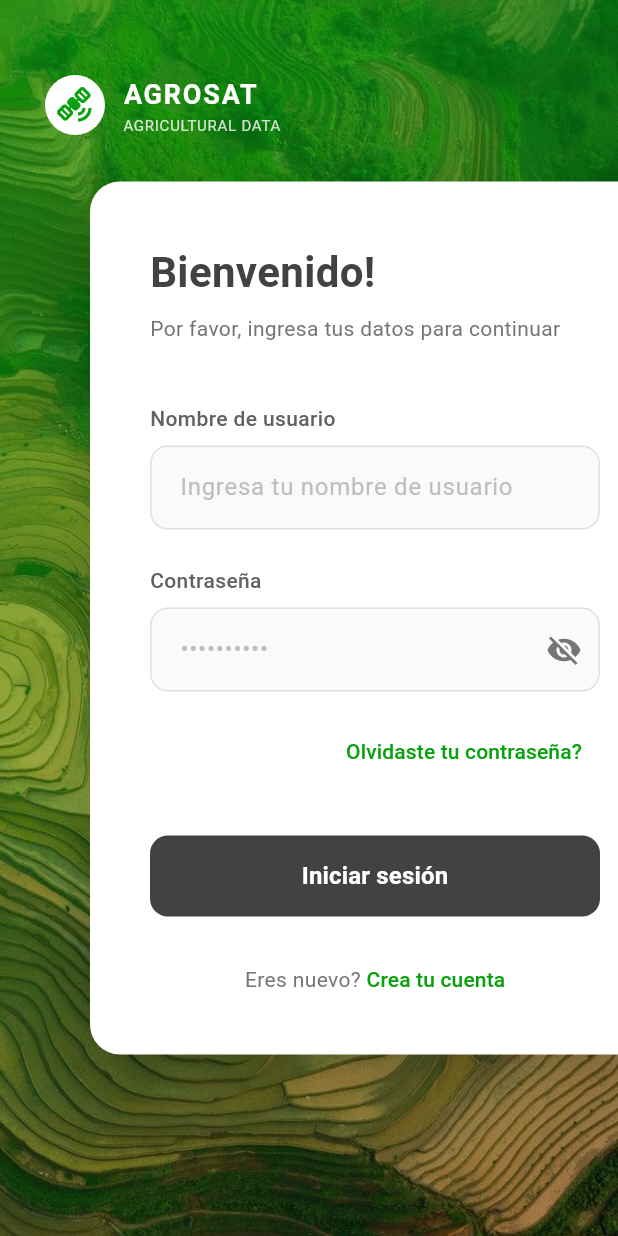
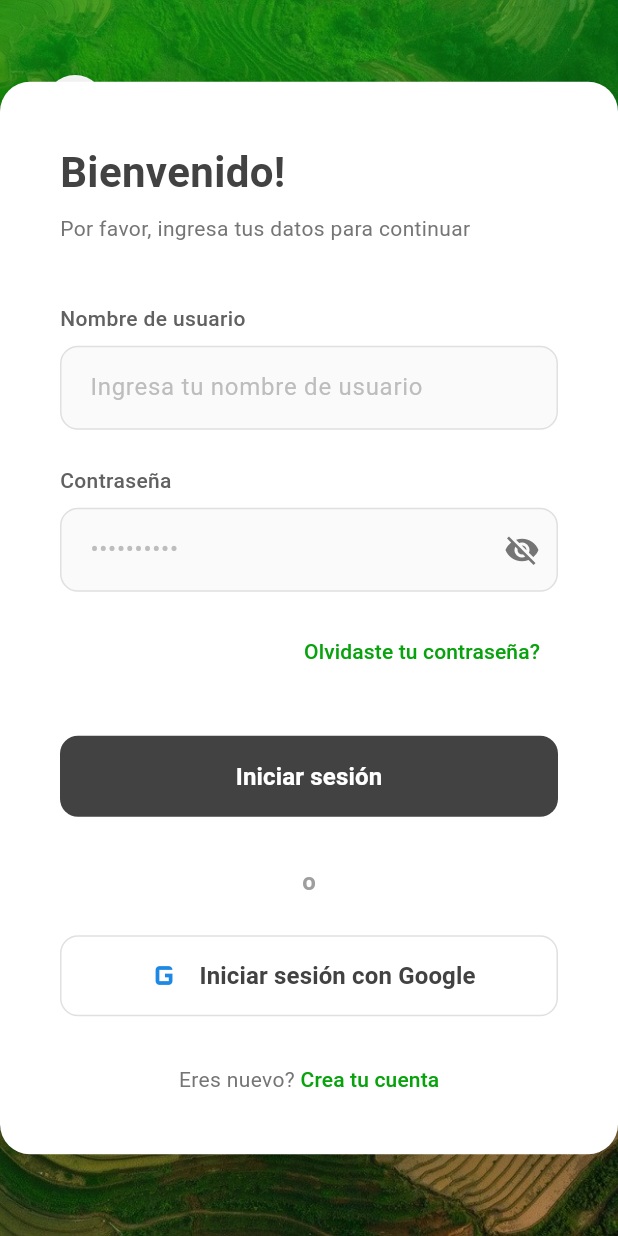
Before and after one commit to karla1402/HackaTec_2025, a Flutter app: the AgriculturalLoginScreen screen opened directly, on a phone screen of 412 x 824 dp. Run offline on Flutter 3.47's test engine with Material 3 defaults, Android fonts, the light colour scheme and no system bars; our stand-ins replace flutter_map, geolocator, google_sign_in, latlong2; missing offline and left inert: fl_heatmap.

Commit message:
estos no me importa perderlos

```diff
--- a/xolitos/lib/main.dart
+++ b/xolitos/lib/main.dart
@@ -1,6 +1,8 @@
 import 'package:flutter/material.dart';
 import 'package:xolitos/mapa.dart';
 import 'package:xolitos/pages/init_page.dart';
+import 'package:xolitos/pages/login_pages.dart';
+import 'package:xolitos/pages/dashboard.dart';
 
 void main() {
   runApp(const MyApp());
@@ -15,8 +17,10 @@ class MyApp extends StatelessWidget {
       title: 'AGROORBIT',
       theme: ThemeData(
         primarySwatch: Colors.blue),
-      initialRoute: '/init',
+      initialRoute: '/dash',
       routes: {
+        '/dash': (_) => const AgriculturalDashboard(),
+        '/login': (_) => const AgriculturalLoginScreen(), // La ruta del login
         '/init': (_) => const InitPage(),  // tu “template” de inicio
         '/map':  (_) => const MapScreen(), // tu página de mapa
         // agrega aquí más templates…
--- a/xolitos/lib/pages/login_pages.dart
+++ b/xolitos/lib/pages/login_pages.dart
@@ -1,7 +1,16 @@
 import 'package:flutter/material.dart';
+
+import 'package:google_sign_in/google_sign_in.dart';
+
+// Este es el Client ID que obtuviste de la Google Cloud Console
+// para la plataforma web.
+final GoogleSignIn _googleSignIn = GoogleSignIn(
+  clientId: '86009060056-b3qfkttk4kmcnodr0nfkid37pcc8stnl.apps.googleusercontent.com',
+);
 
 class AgriculturalLoginScreen extends StatefulWidget {
   const AgriculturalLoginScreen({super.key});
+
   @override
   _AgriculturalLoginScreenState createState() => _AgriculturalLoginScreenState();
 }
@@ -10,6 +19,22 @@ class _AgriculturalLoginScreenState extends State<AgriculturalLoginScreen> {
   final TextEditingController _usernameController = TextEditingController();
   final TextEditingController _passwordController = TextEditingController();
   bool _isPasswordVisible = false;
+
+  Future<void> _signInWithGoogle(BuildContext context) async {
+    try {
+      final GoogleSignInAccount? googleUser = await _googleSignIn.signIn();
+      if (googleUser != null) {
+        // Navega a otra pantalla o actualiza el estado de la UI
+        ScaffoldMessenger.of(context).showSnackBar(
+          SnackBar(
+            content: Text('Sesión iniciada como: ${googleUser.displayName}'),
+          ),
+        );
+      }
+    } catch (error) {
+      print('Error de autenticación: $error');
+    }
+  }
 
   @override
   Widget build(BuildContext context) {
@@ -22,7 +47,7 @@ class _AgriculturalLoginScreenState extends State<AgriculturalLoginScreen> {
           Container(
             width: double.infinity,
             height: double.infinity,
-            decoration: BoxDecoration(
+            decoration: const BoxDecoration(
               image: DecorationImage(
                 // CAMBIAR AQUÍ: Reemplaza por tu imagen agrícola/satelital
                 image: AssetImage('assets/images/agriculture_background.png'),
@@ -40,8 +65,8 @@ class _AgriculturalLoginScreenState extends State<AgriculturalLoginScreen> {
                 begin: Alignment.topLeft,
                 end: Alignment.bottomRight,
                 colors: [
-                  Color(0xFF08A20D).withOpacity(0.7),
-                  Color(0xFF08A20D).withOpacity(0.4),
+                  const Color(0xFF08A20D).withOpacity(0.7),
+                  const Color(0xFF08A20D).withOpacity(0.4),
                   Colors.black.withOpacity(0.3),
                 ],
               ),
@@ -57,21 +82,21 @@ class _AgriculturalLoginScreenState extends State<AgriculturalLoginScreen> {
                 Container(
                   width: 40,
                   height: 40,
-                  decoration: BoxDecoration(
+                  decoration: const BoxDecoration(
                     color: Colors.white,
                     shape: BoxShape.circle,
                   ),
-                  child: Icon(
+                  child: const Icon(
                     Icons.satellite_alt,
                     color: Color(0xFF08A20D),
                     size: 24,
                   ),
                 ),
-                SizedBox(width: 12),
+                const SizedBox(width: 12),
                 Column(
                   crossAxisAlignment: CrossAxisAlignment.start,
                   children: [
-                    Text(
+                    const Text(
                       'AGROSAT',
                       style: TextStyle(
                         color: Colors.white,
@@ -94,15 +119,15 @@ class _AgriculturalLoginScreenState extends State<AgriculturalLoginScreen> {
             ),
           ),
 
-          // Formulario de login centrado a la izquierda
-          Positioned(
-            left: 60,
-            top: 0,
-            bottom: 0,
-            child: Center(
+          // Formulario de login centrado y responsivo
+          // Se elimina el widget Positioned para que el formulario se centre.
+          // Se usa ConstrainedBox para limitar el ancho en pantallas grandes.
+          Center(
+            child: ConstrainedBox(
+              constraints: const BoxConstraints(maxWidth: 450),
               child: Container(
-                width: 380,
-                padding: EdgeInsets.all(40),
+                // Se elimina el width fijo para que se adapte al ancho disponible
+                padding: const EdgeInsets.all(40),
                 decoration: BoxDecoration(
                   color: Colors.white,
                   borderRadius: BorderRadius.circular(20),
@@ -110,7 +135,7 @@ class _AgriculturalLoginScreenState extends State<AgriculturalLoginScreen> {
                     BoxShadow(
                       color: Colors.black.withOpacity(0.2),
                       blurRadius: 30,
-                      offset: Offset(0, 10),
+                      offset: const Offset(0, 10),
                     ),
                   ],
                 ),
@@ -127,7 +152,7 @@ class _AgriculturalLoginScreenState extends State<AgriculturalLoginScreen> {
                         color: Colors.grey[800],
                       ),
                     ),
-                    SizedBox(height: 8),
+                    const SizedBox(height: 8),
                     Text(
                       'Por favor, ingresa tus datos para continuar',
                       style: TextStyle(
@@ -136,7 +161,7 @@ class _AgriculturalLoginScreenState extends State<AgriculturalLoginScreen> {
                       ),
                     ),
 
-                    SizedBox(height: 40),
+                    const SizedBox(height: 40),
 
                     // Campo de usuario
                     Column(
@@ -150,7 +175,7 @@ class _AgriculturalLoginScreenState extends State<AgriculturalLoginScreen> {
                             color: Colors.grey[700],
                           ),
                         ),
-                        SizedBox(height: 8),
+                        const SizedBox(height: 8),
                         TextField(
                           controller: _usernameController,
                           decoration: InputDecoration(
@@ -162,7 +187,7 @@ class _AgriculturalLoginScreenState extends State<AgriculturalLoginScreen> {
                             ),
                             focusedBorder: OutlineInputBorder(
                               borderRadius: BorderRadius.circular(12),
-                              borderSide: BorderSide(color: Color(0xFF08A20D), width: 2),
+                              borderSide: const BorderSide(color: Color(0xFF08A20D), width: 2),
                             ),
                             enabledBorder: OutlineInputBorder(
                               borderRadius: BorderRadius.circular(12),
@@ -170,13 +195,13 @@ class _AgriculturalLoginScreenState extends State<AgriculturalLoginScreen> {
                             ),
                             filled: true,
                             fillColor: Colors.grey[50],
-                            contentPadding: EdgeInsets.symmetric(horizontal: 16, vertical: 16),
+                            contentPadding: const EdgeInsets.symmetric(horizontal: 16, vertical: 16),
                           ),
                         ),
                       ],
                     ),
 
-                    SizedBox(height: 24),
+                    const SizedBox(height: 24),
 
                     // Campo de contraseña
                     Column(
@@ -190,7 +215,7 @@ class _AgriculturalLoginScreenState extends State<AgriculturalLoginScreen> {
                             color: Colors.grey[700],
                           ),
                         ),
-                        SizedBox(height: 8),
+                        const SizedBox(height: 8),
                         TextField(
                           controller: _passwordController,
                           obscureText: !_isPasswordVisible,
@@ -214,7 +239,7 @@ class _AgriculturalLoginScreenState extends State<AgriculturalLoginScreen> {
                             ),
                             focusedBorder: OutlineInputBorder(
                               borderRadius: BorderRadius.circular(12),
-                              borderSide: BorderSide(color: Color(0xFF08A20D), width: 2),
+                              borderSide: const BorderSide(color: Color(0xFF08A20D), width: 2),
                             ),
                             enabledBorder: OutlineInputBorder(
                               borderRadius: BorderRadius.circular(12),
@@ -222,13 +247,13 @@ class _AgriculturalLoginScreenState extends State<AgriculturalLoginScreen> {
                             ),
                             filled: true,
                             fillColor: Colors.grey[50],
-                            contentPadding: EdgeInsets.symmetric(horizontal: 16, vertical: 16),
+                            contentPadding: const EdgeInsets.symmetric(horizontal: 16, vertical: 16),
                           ),
                         ),
                       ],
                     ),
 
-                    SizedBox(height: 16),
+                    const SizedBox(height: 16),
 
                     // Enlace "Forgot password?"
                     Align(
@@ -240,14 +265,14 @@ class _AgriculturalLoginScreenState extends State<AgriculturalLoginScreen> {
                         child: Text(
                           'Olvidaste tu contraseña?',
                           style: TextStyle(
-                            color: Color(0xFF08A20D),
+                            color: const Color(0xFF08A20D),
                             fontSize: 14,
                           ),
                         ),
                       ),
                     ),
 
-                    SizedBox(height: 32),
+                    const SizedBox(height: 32),
 
                     // Botón de Sign In
                     Container(
@@ -256,11 +281,9 @@ class _AgriculturalLoginScreenState extends State<AgriculturalLoginScreen> {
                       child: ElevatedButton(
                         onPressed: () {
                           //Aquí va a modificarse para mandar a mapa
-                          print('Username: ${_usernameController.text}');
-                          print('Password: ${_passwordController.text}');
-
+                          //Aquí debe ir el inicio de sesión
                           ScaffoldMessenger.of(context).showSnackBar(
-                            SnackBar(
+                            const SnackBar(
                               content: Text('Iniciando sesión...'),
                               backgroundColor: Color(0xFF08A20D),
                             ),
@@ -274,7 +297,7 @@ class _AgriculturalLoginScreenState extends State<AgriculturalLoginScreen> {
                             borderRadius: BorderRadius.circular(12),
                           ),
                         ),
-                        child: Text(
+                        child: const Text(
                           'Iniciar sesión',
                           style: TextStyle(
                             fontSize: 16,
@@ -284,7 +307,60 @@ class _AgriculturalLoginScreenState extends State<AgriculturalLoginScreen> {
                       ),
                     ),
 
-                    SizedBox(height: 32),
+                    const SizedBox(height: 32),
+
+                    // --- SECCIÓN AÑADIDA PARA GOOGLE AUTH ---
+                    const Center(
+                      child: Text(
+                        'o',
+                        style: TextStyle(
+                          color: Colors.grey,
+                          fontSize: 16,
+                          fontWeight: FontWeight.bold,
+                        ),
+                      ),
+                    ),
+
+                    const SizedBox(height: 24),
+
+                    // Botón de Iniciar Sesión con Google
+                    Container(
+                      width: double.infinity,
+                      height: 54,
+                      child: ElevatedButton(
+                        onPressed: () => _signInWithGoogle(context),
+                        style: ElevatedButton.styleFrom(
+                          backgroundColor: Colors.white,
+                          foregroundColor: Colors.grey[800],
+                          elevation: 0,
+                          side: BorderSide(color: Colors.grey[300]!, width: 1),
+                          shape: RoundedRectangleBorder(
+                            borderRadius: BorderRadius.circular(12),
+                          ),
+                        ),
+                        child: Row(
+                          mainAxisAlignment: MainAxisAlignment.center,
+                          children: [
+                            // Aquí puedes añadir un icono de Google si tienes el asset
+                            // Por ejemplo: Image.asset('assets/google_logo.png', height: 24),
+                            // O un icono simple:
+                            Icon(Icons.g_mobiledata, color: Colors.blue[600], size: 30),
+                            const SizedBox(width: 8),
+                            const Text(
+                              'Iniciar sesión con Google',
+                              style: TextStyle(
+                                fontSize: 16,
+                                fontWeight: FontWeight.w600,
+                              ),
+                            ),
+                          ],
+                        ),
+                      ),
+                    ),
+
+                    // --- FIN DE LA SECCIÓN AÑADIDA ---
+
+                    const SizedBox(height: 32),
 
                     // Texto de registro
                     Center(
@@ -307,7 +383,7 @@ class _AgriculturalLoginScreenState extends State<AgriculturalLoginScreen> {
                               minimumSize: Size.zero,
                               tapTargetSize: MaterialTapTargetSize.shrinkWrap,
                             ),
-                            child: Text(
+                            child: const Text(
                               'Crea tu cuenta',
                               style: TextStyle(
                                 color: Color(0xFF08A20D),
```
